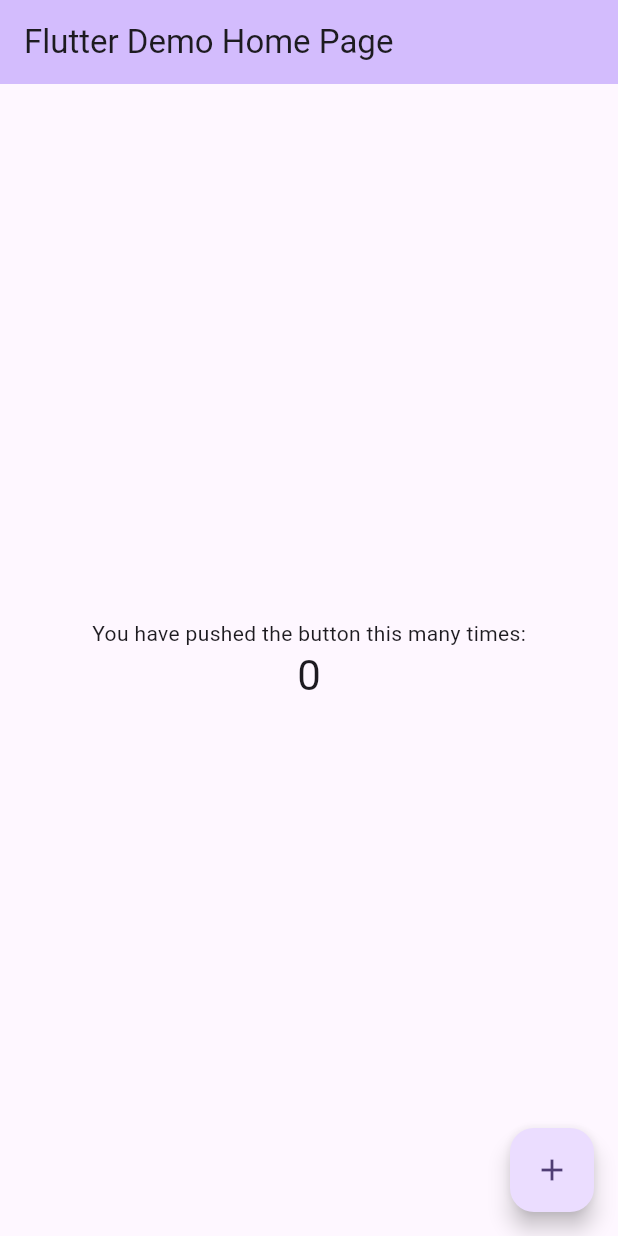
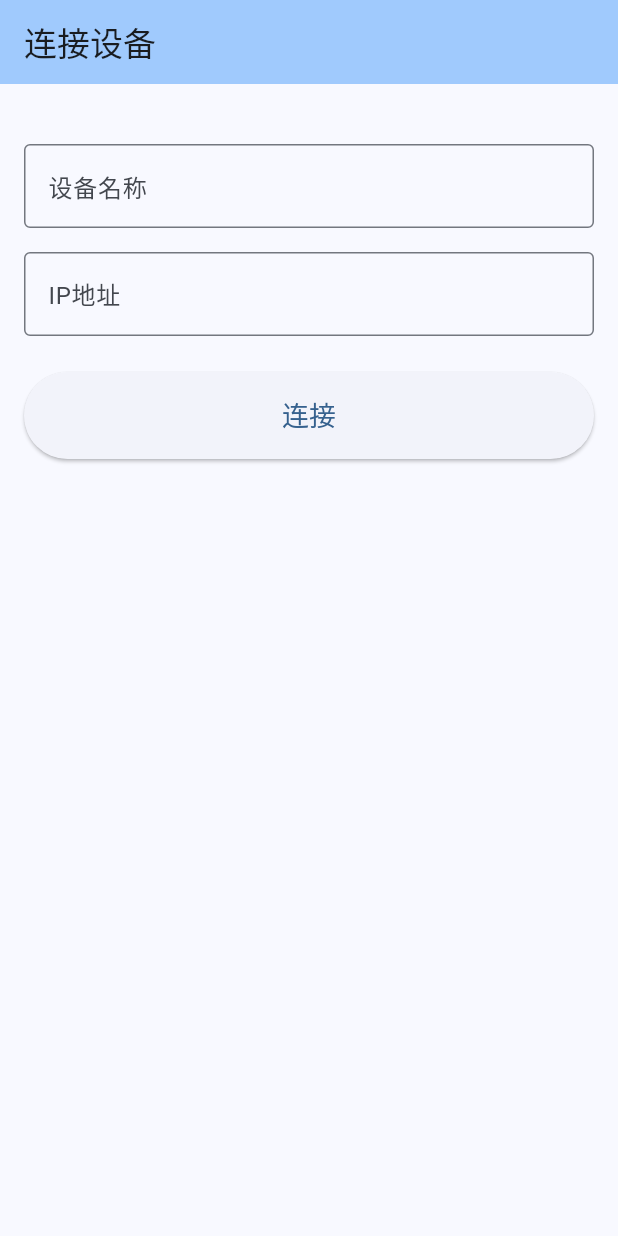
Before and after one commit to Q-Bug4/bifrost_transfer, a Flutter app: the screen it shows after launch, on a phone screen of 412 x 824 dp. Run offline on Flutter 3.47's test engine with Material 2 defaults, Android fonts, the phone set to English and light mode, and no system bars; our stand-ins replace flutter_riverpod; missing offline and left inert: network_info_plus.

Commit message:
feat: implement simple ui interface

```diff
--- a/lib/main.dart
+++ b/lib/main.dart
@@ -1,125 +1,27 @@
 import 'package:flutter/material.dart';
+import 'package:flutter_riverpod/flutter_riverpod.dart';
+import 'screens/connection_screen.dart';
 
 void main() {
-  runApp(const MyApp());
+  runApp(
+    const ProviderScope(
+      child: MainApp(),
+    ),
+  );
 }
 
-class MyApp extends StatelessWidget {
-  const MyApp({super.key});
+class MainApp extends StatelessWidget {
+  const MainApp({super.key});
 
-  // This widget is the root of your application.
   @override
   Widget build(BuildContext context) {
     return MaterialApp(
-      title: 'Flutter Demo',
+      title: 'Bifrost Transfer',
       theme: ThemeData(
-        // This is the theme of your application.
-        //
-        // TRY THIS: Try running your application with "flutter run". You'll see
-        // the application has a blue toolbar. Then, without quitting the app,
-        // try changing the seedColor in the colorScheme below to Colors.green
-        // and then invoke "hot reload" (save your changes or press the "hot
-        // reload" button in a Flutter-supported IDE, or press "r" if you used
-        // the command line to start the app).
-        //
-        // Notice that the counter didn't reset back to zero; the application
-        // state is not lost during the reload. To reset the state, use hot
-        // restart instead.
-        //
-        // This works for code too, not just values: Most code changes can be
-        // tested with just a hot reload.
-        colorScheme: ColorScheme.fromSeed(seedColor: Colors.deepPurple),
+        colorScheme: ColorScheme.fromSeed(seedColor: Colors.blue),
         useMaterial3: true,
       ),
-      home: const MyHomePage(title: 'Flutter Demo Home Page'),
+      home: const ConnectionScreen(),
     );
   }
 }
-
-class MyHomePage extends StatefulWidget {
-  const MyHomePage({super.key, required this.title});
-
-  // This widget is the home page of your application. It is stateful, meaning
-  // that it has a State object (defined below) that contains fields that affect
-  // how it looks.
-
-  // This class is the configuration for the state. It holds the values (in this
-  // case the title) provided by the parent (in this case the App widget) and
-  // used by the build method of the State. Fields in a Widget subclass are
-  // always marked "final".
-
-  final String title;
-
-  @override
-  State<MyHomePage> createState() => _MyHomePageState();
-}
-
-class _MyHomePageState extends State<MyHomePage> {
-  int _counter = 0;
-
-  void _incrementCounter() {
-    setState(() {
-      // This call to setState tells the Flutter framework that something has
-      // changed in this State, which causes it to rerun the build method below
-      // so that the display can reflect the updated values. If we changed
-      // _counter without calling setState(), then the build method would not be
-      // called again, and so nothing would appear to happen.
-      _counter++;
-    });
-  }
-
-  @override
-  Widget build(BuildContext context) {
-    // This method is rerun every time setState is called, for instance as done
-    // by the _incrementCounter method above.
-    //
-    // The Flutter framework has been optimized to make rerunning build methods
-    // fast, so that you can just rebuild anything that needs updating rather
-    // than having to individually change instances of widgets.
-    return Scaffold(
-      appBar: AppBar(
-        // TRY THIS: Try changing the color here to a specific color (to
-        // Colors.amber, perhaps?) and trigger a hot reload to see the AppBar
-        // change color while the other colors stay the same.
-        backgroundColor: Theme.of(context).colorScheme.inversePrimary,
-        // Here we take the value from the MyHomePage object that was created by
-        // the App.build method, and use it to set our appbar title.
-        title: Text(widget.title),
-      ),
-      body: Center(
-        // Center is a layout widget. It takes a single child and positions it
-        // in the middle of the parent.
-        child: Column(
-          // Column is also a layout widget. It takes a list of children and
-          // arranges them vertically. By default, it sizes itself to fit its
-          // children horizontally, and tries to be as tall as its parent.
-          //
-          // Column has various properties to control how it sizes itself and
-          // how it positions its children. Here we use mainAxisAlignment to
-          // center the children vertically; the main axis here is the vertical
-          // axis because Columns are vertical (the cross axis would be
-          // horizontal).
-          //
-          // TRY THIS: Invoke "debug painting" (choose the "Toggle Debug Paint"
-          // action in the IDE, or press "p" in the console), to see the
-          // wireframe for each widget.
-          mainAxisAlignment: MainAxisAlignment.center,
-          children: <Widget>[
-            const Text(
-              'You have pushed the button this many times:',
-            ),
-            Text(
-              '$_counter',
-              style: Theme.of(context).textTheme.headlineMedium,
-            ),
-          ],
-        ),
-      ),
-      floatingActionButton: FloatingActionButton(
-        onPressed: _incrementCounter,
-        tooltip: 'Increment',
-        child: const Icon(Icons.add),
-      ), // This trailing comma makes auto-formatting nicer for build methods.
-    );
-  }
-}
--- /dev/null
+++ b/lib/screens/connection_screen.dart
@@ -0,0 +1,164 @@
+import 'package:flutter/material.dart';
+import 'package:flutter_riverpod/flutter_riverpod.dart';
+import '../providers/connection_provider.dart';
+import '../services/network_service.dart';
+
+class ConnectionScreen extends ConsumerStatefulWidget {
+  const ConnectionScreen({super.key});
+
+  @override
+  ConsumerState<ConnectionScreen> createState() => _ConnectionScreenState();
+}
+
+class _ConnectionScreenState extends ConsumerState<ConnectionScreen> {
+  final _formKey = GlobalKey<FormState>();
+  final _nameController = TextEditingController();
+  final _ipController = TextEditingController();
+  String? _localIp;
+
+  @override
+  void initState() {
+    super.initState();
+    _loadLocalIp();
+  }
+
+  Future<void> _loadLocalIp() async {
+    final networkService = ref.read(networkServiceProvider);
+    final ip = await networkService.getLocalIpAddress();
+    if (mounted) {
+      setState(() {
+        _localIp = ip;
+      });
+    }
+  }
+
+  @override
+  Widget build(BuildContext context) {
+    final device = ref.watch(connectionStateProvider);
+
+    return Scaffold(
+      appBar: AppBar(
+        title: const Text('连接设备'),
+        backgroundColor: Theme.of(context).colorScheme.inversePrimary,
+      ),
+      body: Padding(
+        padding: const EdgeInsets.all(16.0),
+        child: Column(
+          crossAxisAlignment: CrossAxisAlignment.start,
+          children: [
+            if (_localIp != null)
+              Card(
+                child: Padding(
+                  padding: const EdgeInsets.all(16.0),
+                  child: Column(
+                    crossAxisAlignment: CrossAxisAlignment.start,
+                    children: [
+                      const Text(
+                        '本机信息',
+                        style: TextStyle(
+                          fontSize: 18,
+                          fontWeight: FontWeight.bold,
+                        ),
+                      ),
+                      const SizedBox(height: 8),
+                      Text('IP地址: $_localIp'),
+                    ],
+                  ),
+                ),
+              ),
+            const SizedBox(height: 24),
+            Form(
+              key: _formKey,
+              child: Column(
+                children: [
+                  TextFormField(
+                    controller: _nameController,
+                    decoration: const InputDecoration(
+                      labelText: '设备名称',
+                      border: OutlineInputBorder(),
+                    ),
+                    validator: (value) {
+                      if (value == null || value.isEmpty) {
+                        return '请输入设备名称';
+                      }
+                      return null;
+                    },
+                  ),
+                  const SizedBox(height: 16),
+                  TextFormField(
+                    controller: _ipController,
+                    decoration: const InputDecoration(
+                      labelText: 'IP地址',
+                      border: OutlineInputBorder(),
+                    ),
+                    validator: (value) {
+                      if (value == null || value.isEmpty) {
+                        return '请输入IP地址';
+                      }
+                      // 简单的IP地址格式验证
+                      final parts = value.split('.');
+                      if (parts.length != 4) {
+                        return '请输入有效的IP地址';
+                      }
+                      return null;
+                    },
+                  ),
+                  const SizedBox(height: 24),
+                  SizedBox(
+                    width: double.infinity,
+                    child: ElevatedButton(
+                      onPressed: device == null
+                          ? () async {
+                              if (_formKey.currentState!.validate()) {
+                                await ref
+                                    .read(connectionStateProvider.notifier)
+                                    .connect(
+                                      _nameController.text,
+                                      _ipController.text,
+                                    );
+                              }
+                            }
+                          : null,
+                      child: Padding(
+                        padding: const EdgeInsets.all(16.0),
+                        child: Text(
+                          device == null ? '连接' : '已连接',
+                          style: const TextStyle(fontSize: 18),
+                        ),
+                      ),
+                    ),
+                  ),
+                  if (device != null) ...[
+                    const SizedBox(height: 16),
+                    SizedBox(
+                      width: double.infinity,
+                      child: OutlinedButton(
+                        onPressed: () {
+                          ref.read(connectionStateProvider.notifier).disconnect();
+                        },
+                        child: const Padding(
+                          padding: EdgeInsets.all(16.0),
+                          child: Text(
+                            '断开连接',
+                            style: TextStyle(fontSize: 18),
+                          ),
+                        ),
+                      ),
+                    ),
+                  ],
+                ],
+              ),
+            ),
+          ],
+        ),
+      ),
+    );
+  }
+
+  @override
+  void dispose() {
+    _nameController.dispose();
+    _ipController.dispose();
+    super.dispose();
+  }
+}
```
Also changed, not shown: lib/models/device.dart (added, +23 -0 lines), lib/providers/connection_provider.dart (added, +28 -0 lines), lib/services/network_service.dart (added, +27 -0 lines), pubspec.yaml (+7 -3 lines), pubspec.lock, 1 other file.
